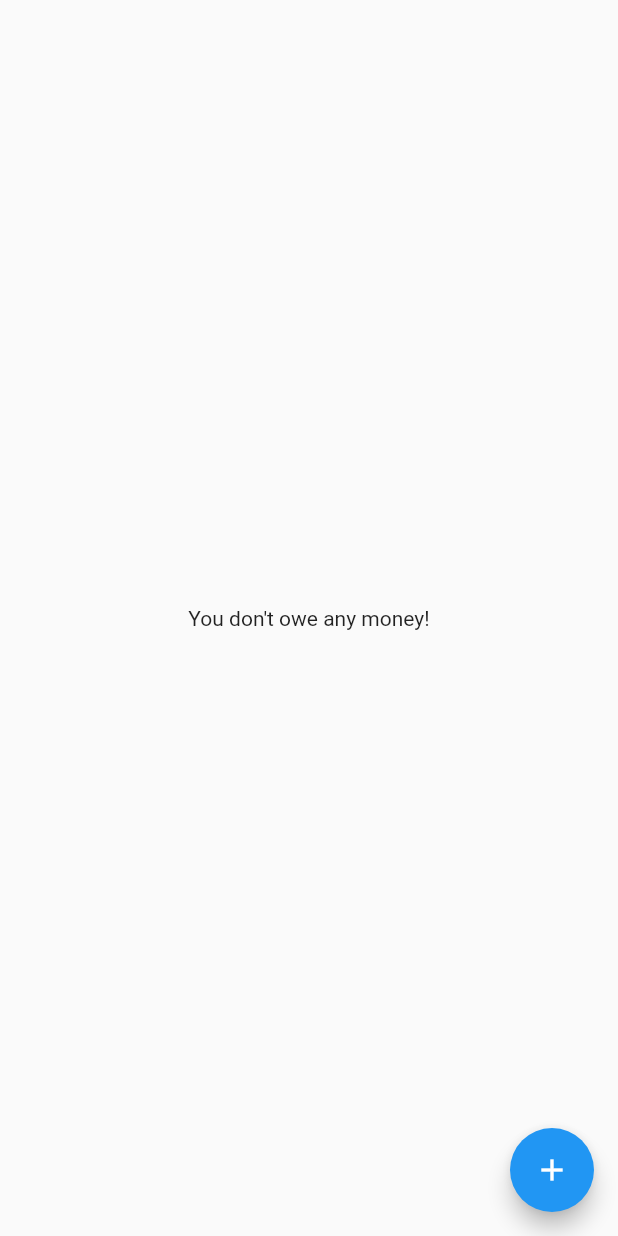
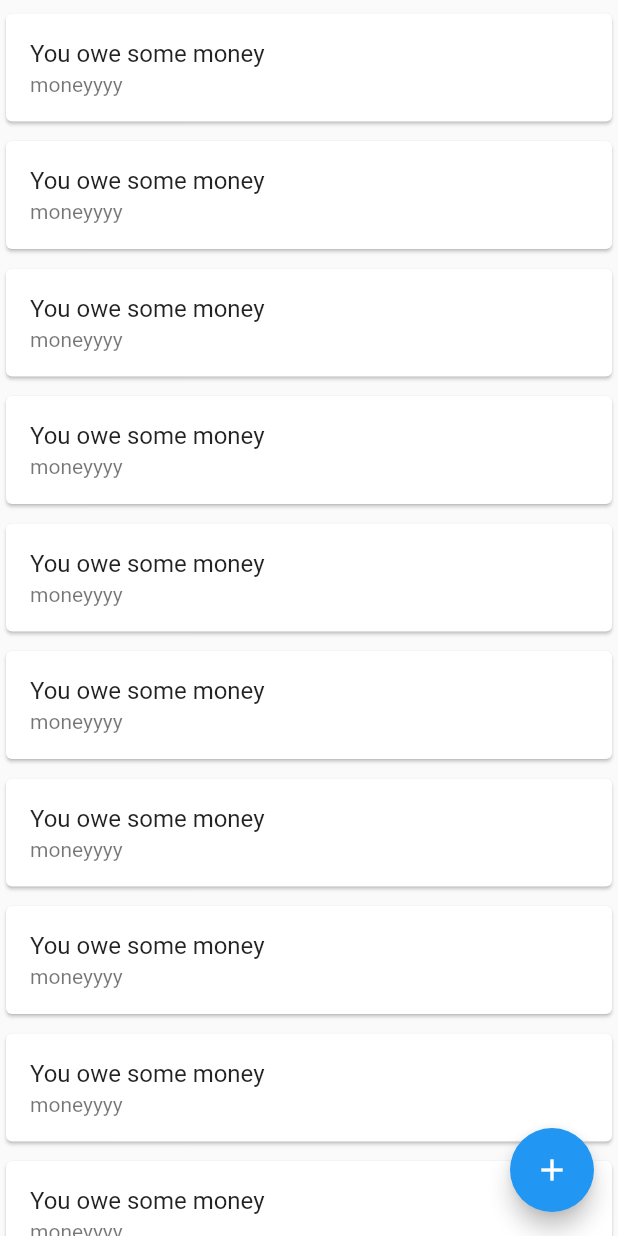
Before and after one commit to sylvesteryue/iou, a Flutter app: the DebtPage screen opened directly, on a phone screen of 412 x 824 dp. Run offline on Flutter 3.47's test engine with Material 2 defaults, Android fonts, the phone set to English and light mode, and no system bars; our stand-ins replace cloud_firestore, firebase_auth; accounts and stored records are empty.

Commit message:
created list view for debt page and modified navigation drawer with account header

```diff
--- a/lib/Models/user.dart
+++ b/lib/Models/user.dart
@@ -1,7 +1,8 @@
 class User {
   final String uid;
+  String email;
   String fname;
   String lname;
 
-  User({this.uid});
+  User({this.uid, this.email});
 }
--- a/lib/Pages/debt_page.dart
+++ b/lib/Pages/debt_page.dart
@@ -4,7 +4,7 @@ class DebtPage extends StatelessWidget {
   @override
   Widget build(BuildContext context) {
     return Scaffold(
-      body: Center(child: Text("You don't owe any money!")),
+      body: Column(children: <Widget>[_debtListView()]),
       floatingActionButton: FloatingActionButton(
         onPressed: () => {},
         tooltip: 'Increment Counter',
@@ -12,4 +12,23 @@ class DebtPage extends StatelessWidget {
       ),
     );
   }
+
+  Widget _debtListView() {
+    return new Container(
+        child: Flexible(
+            child: new ListView.builder(
+                itemBuilder: (context, index) {
+                  return _getDebtListItem(index);
+                },
+                itemCount: 10)));
+  }
+
+  Widget _getDebtListItem(int index) {
+    return new Container(
+        margin: const EdgeInsets.only(top: 5.0),
+        child: new Card(
+            child: ListTile(
+                title: Text("You owe some money"),
+                subtitle: Text("moneyyyy"))));
+  }
 }
--- a/lib/Services/auth.dart
+++ b/lib/Services/auth.dart
@@ -6,7 +6,7 @@ class Auth {
   final FirebaseAuth firebaseAuth = FirebaseAuth.instance;
 
   User userFromFirebaseUser(FirebaseUser user) {
-    return user != null ? User(uid: user.uid) : null;
+    return user != null ? User(uid: user.uid, email: user.email) : null;
   }
 
   Stream<User> get user {
--- a/lib/Views/home_view.dart
+++ b/lib/Views/home_view.dart
@@ -6,8 +6,11 @@ import 'package:iou/Pages/home_page.dart';
 
 import '../Widgets/drawer.dart';
 import 'package:iou/Services/auth.dart';
+import 'package:iou/Models/user.dart';
 
 class HomeView extends StatefulWidget {
+  final User user;
+  HomeView({this.user});
   @override
   _HomeViewState createState() => _HomeViewState();
 }
@@ -67,7 +70,8 @@ class _HomeViewState extends State<HomeView> {
   @override
   Widget build(BuildContext context) {
     return Scaffold(
-        drawer: AppDrawer(onSelectItem: _onSelectItem, logout: _logout),
+        drawer: AppDrawer(
+            onSelectItem: _onSelectItem, logout: _logout, user: widget.user),
         appBar: AppBar(
           title: Text(_title),
           // actions: <Widget>[
--- a/lib/Views/root_view.dart
+++ b/lib/Views/root_view.dart
@@ -11,7 +11,7 @@ class RootView extends StatelessWidget {
 
     if (user != null) {
       // signed in
-      return HomeView();
+      return HomeView(user: user);
     } else {
       return AuthView();
     }
```
Also changed, not shown: lib/Widgets/drawer.dart (+8 -5 lines).
